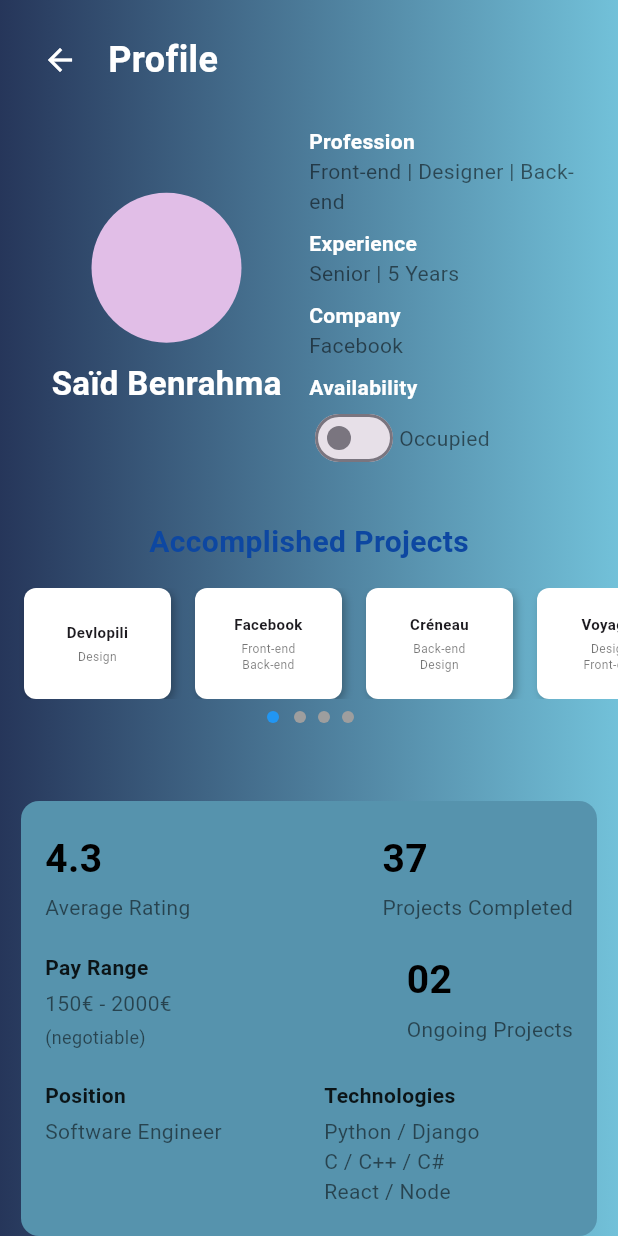
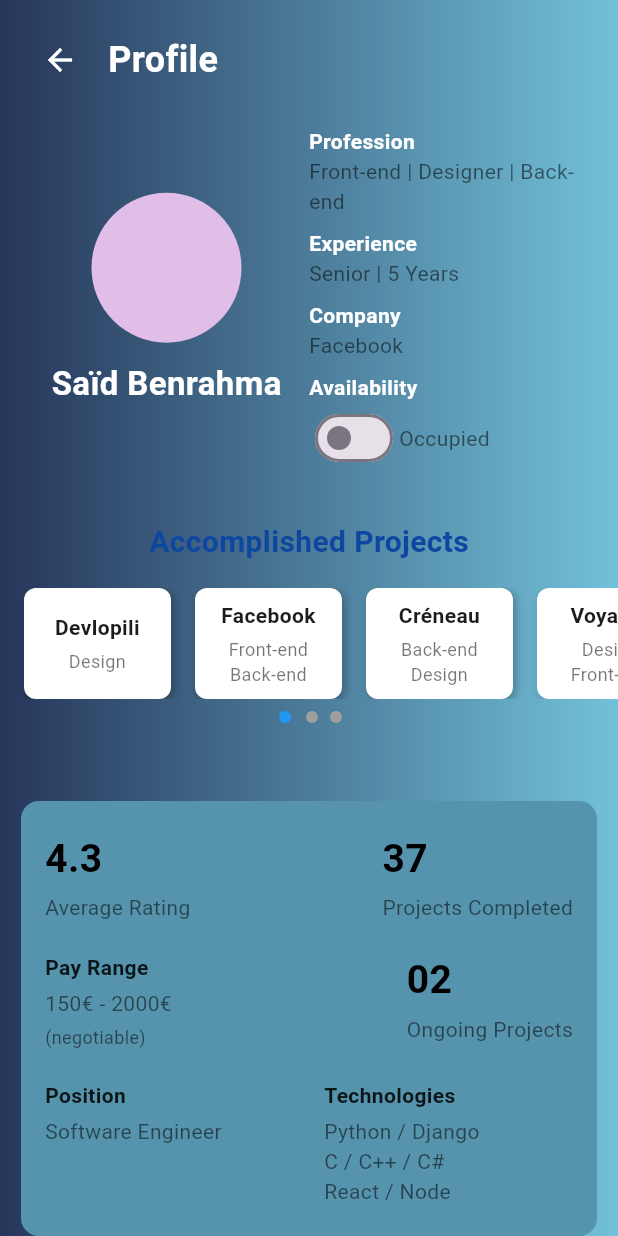
Before and after one commit to HammaAnes/developili-app, a Flutter app: the ProfilePage screen opened directly, on a phone screen of 412 x 824 dp. Run offline on Flutter 3.47's test engine with Material 3 defaults, Android fonts, the light colour scheme and no system bars; our stand-ins replace google_sign_in, sign_in_with_apple.

Commit message:
Last change Profile

```diff
--- a/front_end/lib/presentations/Profile.dart
+++ b/front_end/lib/presentations/Profile.dart
@@ -210,7 +210,7 @@ class _ProfilePageState extends State<ProfilePage> {
                                           style: const TextStyle(
                                             fontWeight: FontWeight.bold,
                                             fontSize:
-                                                10, // Reduced font size for text
+                                                14, // Reduced font size for text
                                           ),
                                         ),
                                         const SizedBox(height: 4),
@@ -219,7 +219,7 @@ class _ProfilePageState extends State<ProfilePage> {
                                           textAlign: TextAlign.center,
                                           style: const TextStyle(
                                             fontSize:
-                                                8, // Reduced font size for subtitle
+                                                12, // Reduced font size for subtitle
                                             color: Colors.black54,
                                           ),
                                         ),
@@ -232,10 +232,11 @@ class _ProfilePageState extends State<ProfilePage> {
                           ),
                           const SizedBox(height: 8),
                           // Responsive dots
+                          // Responsive dots
                           Row(
                             mainAxisAlignment: MainAxisAlignment.center,
                             children: List.generate(
-                              4, // Number of dots (same as projects)
+                              3, // Set the number of dots to 3
                               (index) => AnimatedContainer(
                                 duration: const Duration(milliseconds: 300),
                                 margin:
```
